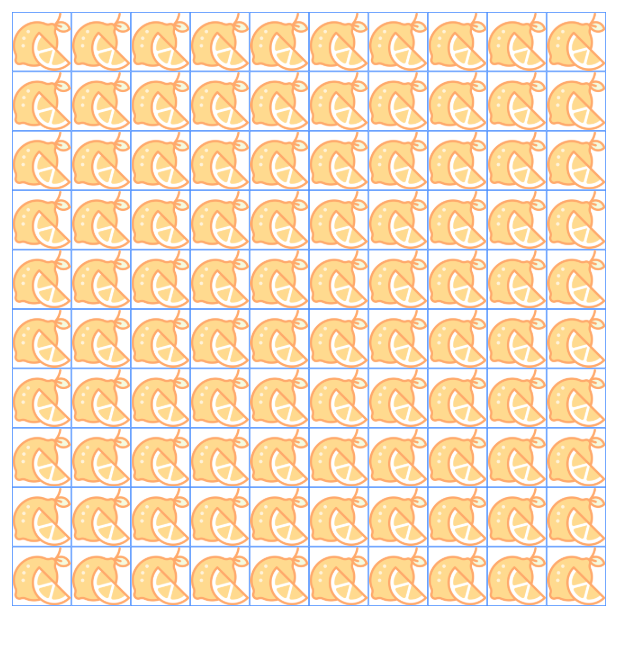
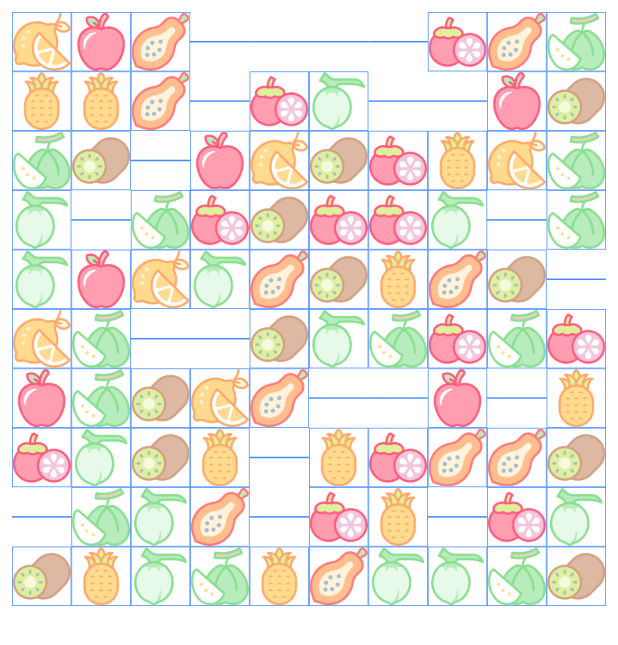
Before and after one commit to helloqzh/first_flutter_app, a Flutter app: the screen it shows after launch, on a phone screen of 412 x 824 dp. Shown: the top 645 px of the screen. Run offline on Flutter 3.47's test engine with Material 2 defaults, Android fonts, the light colour scheme and no system bars; our stand-ins replace fluttertoast.

Commit message:
指定 width 跟 height 生成面板

```diff
--- /dev/null
+++ b/lib/bean/game.dart
@@ -0,0 +1,67 @@
+import 'dart:collection';
+import 'dart:math';
+
+/// 一个显示图像的方块
+class Square {
+  int x, y;
+  bool visible, activate;
+  String image;
+
+  Square(this.x, this.y, this.image) {
+    visible = true;
+    activate = false;
+  }
+
+  // 移动到新的位置(x, y)
+  jumpTo(int x, int y) {
+    this.x = x;
+    this.y = y;
+  }
+
+  /// 消除两个方块
+  removeWith(Square square) {
+    visible = activate = false;
+    square.visible = square.activate = false;
+  }
+}
+
+/// 一个放置方块的矩形区域
+class SquareBoard {
+  final imageMaxCount = 10;
+  int width, height;
+  List<String> images;
+  List<List<Square>> currentBoard;
+
+  SquareBoard(this.width, this.height, this.images) {
+    if (width % 2 == 1 && height % 2 == 1) {
+      throw new ArgumentError("The product of width and height must be an even number.");
+    }
+    // 种类按 width * height * 10%
+    // 每一种最多出现 10 对
+    final list = List.from(images);
+    list.shuffle();
+    var validImages = list.take(min(images.length, (width * height * 0.1).toInt())).toList();
+    var dict = new HashMap();
+    var random = Random.secure();
+    currentBoard = [];
+    List<Square> imageArr = [];
+    for (var i = 0; i < width * height / 2; i++) {
+      var nextImg = validImages[random.nextInt(validImages.length)];
+      while (dict.containsKey(nextImg) && dict[nextImg] > imageMaxCount) {
+        nextImg = validImages[random.nextInt(validImages.length)];
+      }
+      dict[nextImg] = dict.containsKey(nextImg) ? dict[nextImg] + 1 : 1;
+      imageArr.addAll([Square(0, 0, nextImg), Square(0, 0, nextImg)]);
+    }
+    imageArr.shuffle();
+    for (var i = 0; i < height; i++) {
+      currentBoard.add([]);
+      for (var j = 0; j < width; j++) {
+        var s = imageArr[i * height + j];
+        s.x = j;
+        s.y = i;
+        currentBoard[i].add(s);
+      }
+    }
+  }
+}
--- a/lib/main.dart
+++ b/lib/main.dart
@@ -1,6 +1,8 @@
 import 'dart:math';
 
+import 'package:first_flutter_app/bean/game.dart';
 import 'package:flutter/material.dart';
+import 'package:flutter/services.dart';
 import 'package:fluttertoast/fluttertoast.dart';
 
 void main() {
@@ -9,42 +11,17 @@ void main() {
   runApp(
       MaterialApp(
         title: 'Flutter Tutorial',
-        home: Layout(10, 10),
+        home: SquareBoardLayout(),
       )
   );
 }
 
-class Layout extends StatelessWidget {
-  final int width;
-  final int height;
-  Layout(this.width, this.height);
-
+class SquareBoardLayout extends StatefulWidget {
   @override
-  Widget build(BuildContext context) {
-    return Container(
-      padding: EdgeInsets.all(8),
-      child: ListView(
-        children: List.filled(height, Row(
-          mainAxisSize: MainAxisSize.min,
-          children: List.filled(width, Expanded(
-            // 一行里的元素会根据 flex 来决定占比
-            flex: 1,
-            child: RandomImageWidget(),
-          )),
-        )),
-      ),
-    );
-  }
+  _SquareBoardLayoutState createState() => _SquareBoardLayoutState();
 }
 
-class RandomImageWidget extends StatefulWidget {
-  @override
-  State<StatefulWidget> createState() {
-    return _ImageState();
-  }
-}
-
-class _ImageState extends State<RandomImageWidget> {
+class _SquareBoardLayoutState extends State<SquareBoardLayout> {
   final fruits = [
     "001-lemon.png",
     "002-apple.png",
@@ -56,18 +33,48 @@ class _ImageState extends State<RandomImageWidget> {
     "008-kiwi.png",
     "009-star fruit.png",
     "010-dragon fruit.png",
-  ];
-  String currentFruit;
-  bool _visible = true;
+  ].map((e) => 'images/$e').toList();
+  SquareBoard squareBoard;
 
-  _ImageState() {
-    // 静态资源的路径以工程目录为根目录
-    this.currentFruit = 'images/${fruits[Random().nextInt(fruits.length)]}';
+
+
+  @override
+  Future<void> initState() {
+    squareBoard = SquareBoard(10, 10, fruits);
   }
 
+  @override
+  Widget build(BuildContext context) {
+    var rows = squareBoard.currentBoard.map((e) => Row(
+      mainAxisSize: MainAxisSize.min,
+      children: e.map((e) => Expanded(
+          flex: 1,
+          child: RandomImageWidget(e))).toList(),
+    )).toList();
+    return Container(
+      padding: EdgeInsets.all(8),
+      child: ListView(
+        children: rows,
+      ),
+    );
+  }
+}
+
+class RandomImageWidget extends StatefulWidget {
+  final Square square;
+
+  RandomImageWidget(this.square);
+
+  @override
+  State<StatefulWidget> createState() {
+    return _ImageState();
+  }
+}
+
+class _ImageState extends State<RandomImageWidget> {
   void _handleTap() {
     setState(() {
-      _visible = !_visible;
+      widget.square.visible = !widget.square.visible;
     });
   }
 
@@ -81,10 +88,10 @@ class _ImageState extends State<RandomImageWidget> {
             color: Colors.white
         ),
         child: AnimatedOpacity(
-          opacity: _visible ? 1.0 : 0.0,
+          opacity: widget.square.visible ? 1.0 : 0.0,
           duration: Duration(milliseconds: 1000),
           child: Image(
-              image: AssetImage(currentFruit)
+              image: AssetImage(widget.square.image)
           ),
         ),
       ),
```
Also changed, not shown: 1 other file.
